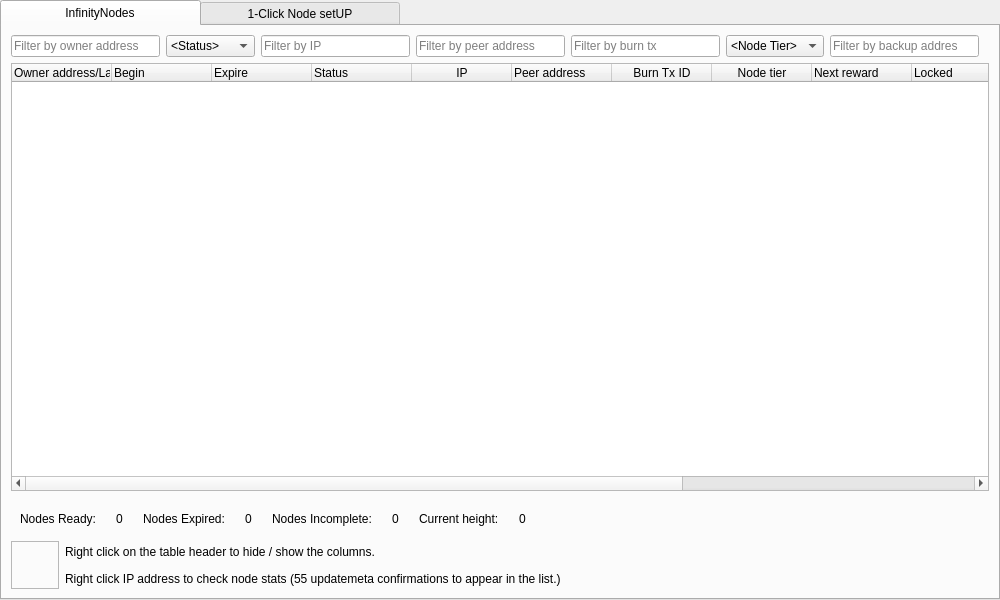
First picture: the form in src/qt/forms/infinitynodelist.ui, repository crptec/sinovate, before the edit.
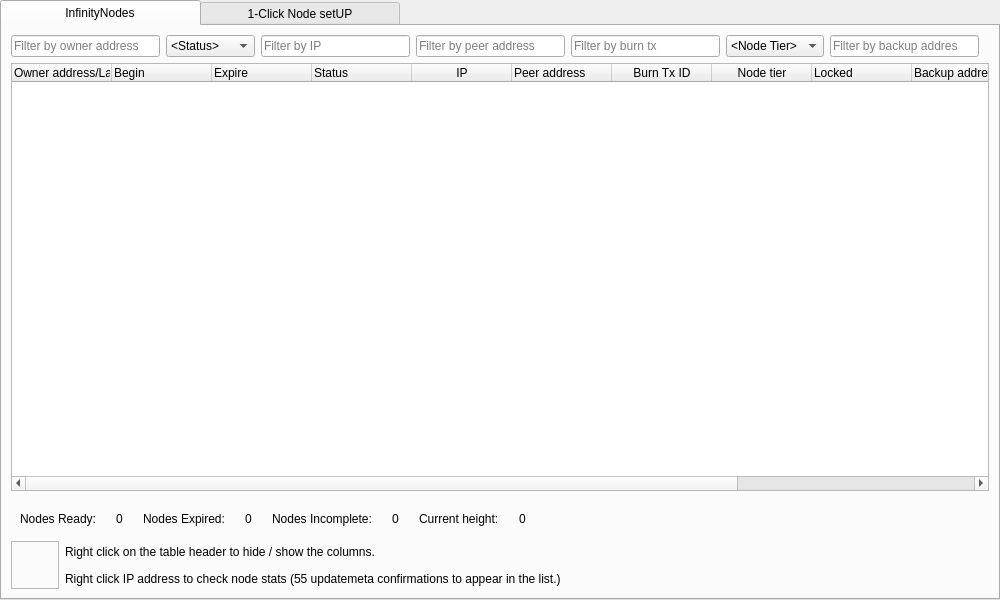
Second picture: the form after the edit. Custom widgets are drawn as their Qt base class.

Commit message: [gui] Remove the Next Reward column in the DIN table. This column is currently non-functional. It causes confusion for users. It can be added again when the code becomes functional.

The edit to the form file:
```diff
--- a/src/qt/forms/infinitynodelist.ui
+++ b/src/qt/forms/infinitynodelist.ui
@@ -231,14 +231,6 @@
              <string>Node tier</string>
             </property>
            </column>
-           <column>
-            <property name="text">
-             <string>Next reward</string>
-            </property>
-            <property name="textAlignment">
-             <set>AlignLeading|AlignVCenter</set>
-            </property>
-           </column>
            <column>
             <property name="text">
              <string>Locked</string>
```
